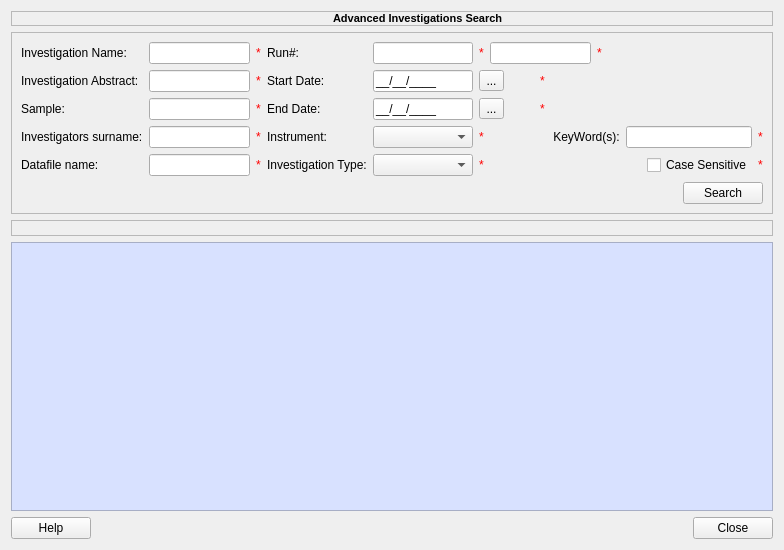
mantidproject/mantid, file Code/qtiplot/MantidQt/MantidWidgets/inc/ICatAdvancedSearch.ui: the form before one commit.
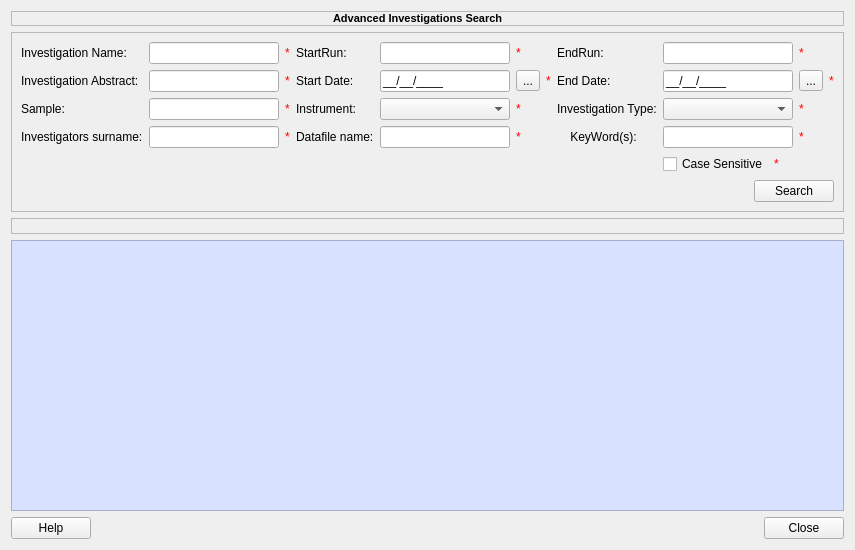
The form after the commit. Icons and pictures are not drawn.

Commit message: re #1699 - Some changes to ICat UI- list investigations types and list instruments now saves the data to a vector.Invalid session check is done for list investigation types and list instruments algorithms. Now if user starts Basic /advanced search even before login it pop up login dialog.

```diff
--- a/Code/qtiplot/MantidQt/MantidWidgets/inc/ICatAdvancedSearch.ui
+++ b/Code/qtiplot/MantidQt/MantidWidgets/inc/ICatAdvancedSearch.ui
@@ -5,14 +5,14 @@
    <rect>
     <x>0</x>
     <y>0</y>
-    <width>784</width>
+    <width>833</width>
     <height>550</height>
    </rect>
   </property>
   <property name="windowTitle" >
    <string>ICat Advanced Search</string>
   </property>
-  <layout class="QVBoxLayout" name="verticalLayout" >
+  <layout class="QVBoxLayout" name="verticalLayout_2" >
    <item>
     <widget class="QLabel" name="advsearchtitleLabel" >
      <property name="maximumSize" >
@@ -56,8 +56,8 @@
      <property name="frameShadow" >
       <enum>QFrame::Sunken</enum>
      </property>
-     <layout class="QGridLayout" name="gridLayout_2" >
-      <item row="0" column="0" >
+     <layout class="QVBoxLayout" name="verticalLayout" >
+      <item>
        <layout class="QGridLayout" name="gridLayout" >
         <item row="0" column="0" >
          <widget class="QLabel" name="invstNameLabel" >
@@ -67,7 +67,20 @@
          </widget>
         </item>
         <item row="0" column="1" >
-         <widget class="QLineEdit" name="InvestigationName" />
+         <widget class="QLineEdit" name="InvestigationName" >
+          <property name="sizePolicy" >
+           <sizepolicy vsizetype="Fixed" hsizetype="Expanding" >
+            <horstretch>0</horstretch>
+            <verstretch>0</verstretch>
+           </sizepolicy>
+          </property>
+          <property name="minimumSize" >
+           <size>
+            <width>130</width>
+            <height>0</height>
+           </size>
+          </property>
+         </widget>
         </item>
         <item row="0" column="2" >
          <widget class="QLabel" name="InvestigationName_2" >
@@ -82,12 +95,25 @@
         <item row="0" column="3" >
          <widget class="QLabel" name="runNumberLabel" >
           <property name="text" >
-           <string>Run#:</string>
+           <string>StartRun:</string>
           </property>
          </widget>
         </item>
         <item row="0" column="4" >
-         <widget class="QLineEdit" name="StartRun" />
+         <widget class="QLineEdit" name="StartRun" >
+          <property name="sizePolicy" >
+           <sizepolicy vsizetype="Fixed" hsizetype="Expanding" >
+            <horstretch>0</horstretch>
+            <verstretch>0</verstretch>
+           </sizepolicy>
+          </property>
+          <property name="minimumSize" >
+           <size>
+            <width>130</width>
+            <height>0</height>
+           </size>
+          </property>
+         </widget>
         </item>
         <item row="0" column="5" >
          <widget class="QLabel" name="StartRun_2" >
@@ -99,10 +125,30 @@
           </property>
          </widget>
         </item>
-        <item row="0" column="6" colspan="2" >
-         <widget class="QLineEdit" name="EndRun" />
+        <item row="0" column="7" >
+         <widget class="QLabel" name="label" >
+          <property name="text" >
+           <string>EndRun:</string>
+          </property>
+         </widget>
         </item>
-        <item row="0" column="8" colspan="3" >
+        <item row="0" column="8" colspan="2" >
+         <widget class="QLineEdit" name="EndRun" >
+          <property name="sizePolicy" >
+           <sizepolicy vsizetype="Fixed" hsizetype="Expanding" >
+            <horstretch>0</horstretch>
+            <verstretch>0</verstretch>
+           </sizepolicy>
+          </property>
+          <property name="minimumSize" >
+           <size>
+            <width>130</width>
+            <height>0</height>
+           </size>
+          </property>
+         </widget>
+        </item>
+        <item row="0" column="10" >
          <widget class="QLabel" name="EndRun_2" >
           <property name="styleSheet" >
            <string notr="true" >color: rgb(255, 0, 0);</string>
@@ -120,7 +166,20 @@
          </widget>
         </item>
         <item row="1" column="1" >
-         <widget class="QLineEdit" name="InvestigationAbstract" />
+         <widget class="QLineEdit" name="InvestigationAbstract" >
+          <property name="sizePolicy" >
+           <sizepolicy vsizetype="Fixed" hsizetype="Expanding" >
+            <horstretch>0</horstretch>
+            <verstretch>0</verstretch>
+           </sizepolicy>
+          </property>
+          <property name="minimumSize" >
+           <size>
+            <width>130</width>
+            <height>0</height>
+           </size>
+          </property>
+         </widget>
         </item>
         <item row="1" column="2" >
          <widget class="QLabel" name="InvestigationAbstract_2" >
@@ -141,6 +200,18 @@
         </item>
         <item row="1" column="4" >
          <widget class="QLineEdit" name="StartDate" >
+          <property name="sizePolicy" >
+           <sizepolicy vsizetype="Fixed" hsizetype="Expanding" >
+            <horstretch>0</horstretch>
+            <verstretch>0</verstretch>
+           </sizepolicy>
+          </property>
+          <property name="minimumSize" >
+           <size>
+            <width>130</width>
+            <height>0</height>
+           </size>
+          </property>
           <property name="toolTip" >
            <string>Date in DD/MM/YYY format</string>
           </property>
@@ -152,7 +223,7 @@
           </property>
          </widget>
         </item>
-        <item row="1" column="5" colspan="2" >
+        <item row="1" column="5" >
          <widget class="QToolButton" name="startdatetoolButton" >
           <property name="maximumSize" >
            <size>
@@ -165,7 +236,7 @@
           </property>
          </widget>
         </item>
-        <item row="1" column="7" >
+        <item row="1" column="6" >
          <widget class="QLabel" name="StartDate_2" >
           <property name="styleSheet" >
            <string notr="true" >color: rgb(255, 0, 0);</string>
@@ -175,6 +246,61 @@
           </property>
          </widget>
         </item>
+        <item row="1" column="7" >
+         <widget class="QLabel" name="enddateLabel" >
+          <property name="text" >
+           <string>End Date:</string>
+          </property>
+         </widget>
+        </item>
+        <item row="1" column="8" colspan="2" >
+         <widget class="QLineEdit" name="EndDate" >
+          <property name="sizePolicy" >
+           <sizepolicy vsizetype="Fixed" hsizetype="Expanding" >
+            <horstretch>0</horstretch>
+            <verstretch>0</verstretch>
+           </sizepolicy>
+          </property>
+          <property name="minimumSize" >
+           <size>
+            <width>130</width>
+            <height>0</height>
+           </size>
+          </property>
+          <property name="toolTip" >
+           <string>Date in DD/MM/YYY format</string>
+          </property>
+          <property name="inputMask" >
+           <string>99/99/9999;_</string>
+          </property>
+          <property name="text" >
+           <string>//</string>
+          </property>
+         </widget>
+        </item>
+        <item row="1" column="10" >
+         <widget class="QToolButton" name="enddatetoolButton" >
+          <property name="maximumSize" >
+           <size>
+            <width>25</width>
+            <height>16777215</height>
+           </size>
+          </property>
+          <property name="text" >
+           <string>...</string>
+          </property>
+         </widget>
+        </item>
+        <item row="1" column="11" >
+         <widget class="QLabel" name="EndDate_2" >
+          <property name="styleSheet" >
+           <string notr="true" >color: rgb(255, 0, 0);</string>
+          </property>
+          <property name="text" >
+           <string>*</string>
+          </property>
+         </widget>
+        </item>
         <item row="2" column="0" >
          <widget class="QLabel" name="sampleLabel" >
           <property name="text" >
@@ -183,7 +309,23 @@
          </widget>
         </item>
         <item row="2" column="1" >
-         <widget class="QLineEdit" name="SampleName" />
+         <widget class="QLineEdit" name="SampleName" >
+          <property name="sizePolicy" >
+           <sizepolicy vsizetype="Fixed" hsizetype="Expanding" >
+            <horstretch>0</horstretch>
+            <verstretch>0</verstretch>
+           </sizepolicy>
+          </property>
+          <property name="minimumSize" >
+           <size>
+            <width>130</width>
+            <height>0</height>
+           </size>
+          </property>
+          <property name="text" >
+           <string/>
+          </property>
+         </widget>
         </item>
         <item row="2" column="2" >
          <widget class="QLabel" name="SampleName_2" >
@@ -196,40 +338,72 @@
          </widget>
         </item>
         <item row="2" column="3" >
-         <widget class="QLabel" name="enddateLabel" >
+         <widget class="QLabel" name="instrumentLabel" >
           <property name="text" >
-           <string>End Date:</string>
+           <string>Instrument:</string>
           </property>
          </widget>
         </item>
         <item row="2" column="4" >
-         <widget class="QLineEdit" name="EndDate" >
+         <widget class="QComboBox" name="Instrument" >
+          <property name="sizePolicy" >
+           <sizepolicy vsizetype="Fixed" hsizetype="Expanding" >
+            <horstretch>0</horstretch>
+            <verstretch>0</verstretch>
+           </sizepolicy>
+          </property>
+          <property name="minimumSize" >
+           <size>
+            <width>130</width>
+            <height>0</height>
+           </size>
+          </property>
           <property name="toolTip" >
            <string>Date in DD/MM/YYY format</string>
           </property>
-          <property name="inputMask" >
-           <string>99/99/9999;_</string>
-          </property>
-          <property name="text" >
-           <string>//</string>
+          <property name="styleSheet" >
+           <string notr="true" >QComboBox#Instrument QListView{background-color: white;background-image: url(ICatComboBackground.png);background-attachment: scroll;}QComboBox#Instrument QListView QScrollBar:vertical{background-image: url(:/images/ICatComboVScrollbar.png); background-repeat: repeat-y; width: 17px; height:20px;} </string>
           </property>
          </widget>
         </item>
-        <item row="2" column="5" colspan="2" >
-         <widget class="QToolButton" name="enddatetoolButton" >
-          <property name="maximumSize" >
-           <size>
-            <width>25</width>
-            <height>16777215</height>
-           </size>
+        <item row="2" column="5" >
+         <widget class="QLabel" name="Instrument_2" >
+          <property name="styleSheet" >
+           <string notr="true" >color: rgb(255, 0, 0);</string>
           </property>
           <property name="text" >
-           <string>...</string>
+           <string>*</string>
           </property>
          </widget>
         </item>
         <item row="2" column="7" >
-         <widget class="QLabel" name="EndDate_2" >
+         <widget class="QLabel" name="invstTypeLabel" >
+          <property name="text" >
+           <string>Investigation Type:</string>
+          </property>
+         </widget>
+        </item>
+        <item row="2" column="8" colspan="2" >
+         <widget class="QComboBox" name="InvestigationType" >
+          <property name="sizePolicy" >
+           <sizepolicy vsizetype="Fixed" hsizetype="Expanding" >
+            <horstretch>0</horstretch>
+            <verstretch>0</verstretch>
+           </sizepolicy>
+          </property>
+          <property name="minimumSize" >
+           <size>
+            <width>130</width>
+            <height>0</height>
+           </size>
+          </property>
+          <property name="styleSheet" >
+           <string notr="true" >QComboBox#InvestigationType QListView{background-color: white;background-image: url(ICatComboBackground.png);background-attachment: scroll;}QComboBox#InvestigationType QListView QScrollBar:vertical{background-image: url(:/images/ICatComboVScrollbar.png); background-repeat: repeat-y; width: 17px; height:20px;} </string>
+          </property>
+         </widget>
+        </item>
+        <item row="2" column="10" >
+         <widget class="QLabel" name="InvestigationType_2" >
           <property name="styleSheet" >
            <string notr="true" >color: rgb(255, 0, 0);</string>
           </property>
@@ -246,7 +420,20 @@
          </widget>
         </item>
         <item row="3" column="1" >
-         <widget class="QLineEdit" name="InvestigatorSurName" />
+         <widget class="QLineEdit" name="InvestigatorSurName" >
+          <property name="sizePolicy" >
+           <sizepolicy vsizetype="Fixed" hsizetype="Expanding" >
+            <horstretch>0</horstretch>
+            <verstretch>0</verstretch>
+           </sizepolicy>
+          </property>
+          <property name="minimumSize" >
+           <size>
+            <width>130</width>
+            <height>0</height>
+           </size>
+          </property>
+         </widget>
         </item>
         <item row="3" column="2" >
          <widget class="QLabel" name="InvestigatorSurName_2" >
@@ -259,24 +446,30 @@
          </widget>
         </item>
         <item row="3" column="3" >
-         <widget class="QLabel" name="instrumentLabel" >
+         <widget class="QLabel" name="datafilenameLabel" >
           <property name="text" >
-           <string>Instrument:</string>
+           <string>Datafile name:</string>
           </property>
          </widget>
         </item>
         <item row="3" column="4" >
-         <widget class="QComboBox" name="Instrument" >
-          <property name="toolTip" >
-           <string>Instrument Box</string>
+         <widget class="QLineEdit" name="DataFileName" >
+          <property name="sizePolicy" >
+           <sizepolicy vsizetype="Fixed" hsizetype="Expanding" >
+            <horstretch>0</horstretch>
+            <verstretch>0</verstretch>
+           </sizepolicy>
           </property>
-          <property name="styleSheet" >
-           <string notr="true" >QComboBox#Instrument QListView{background-color: white;background-image: url(ICatComboBackground.png);background-attachment: scroll;}QComboBox#Instrument QListView QScrollBar:vertical{background-image: url(:/images/ICatComboVScrollbar.png); background-repeat: repeat-y; width: 17px; height:20px;} </string>
+          <property name="minimumSize" >
+           <size>
+            <width>130</width>
+            <height>0</height>
+           </size>
           </property>
          </widget>
         </item>
         <item row="3" column="5" >
-         <widget class="QLabel" name="Instrument_2" >
+         <widget class="QLabel" name="DataFileName_2" >
           <property name="styleSheet" >
            <string notr="true" >color: rgb(255, 0, 0);</string>
           </property>
@@ -285,17 +478,30 @@
           </property>
          </widget>
         </item>
-        <item row="3" column="7" colspan="2" >
+        <item row="3" column="7" >
          <widget class="QLabel" name="keywordsLabel" >
           <property name="text" >
            <string>    KeyWord(s):</string>
           </property>
          </widget>
         </item>
-        <item row="3" column="9" colspan="2" >
-         <widget class="QLineEdit" name="Keywords" />
+        <item row="3" column="8" colspan="2" >
+         <widget class="QLineEdit" name="Keywords" >
+          <property name="sizePolicy" >
+           <sizepolicy vsizetype="Fixed" hsizetype="Expanding" >
+            <horstretch>0</horstretch>
+            <verstretch>0</verstretch>
+           </sizepolicy>
+          </property>
+          <property name="minimumSize" >
+           <size>
+            <width>130</width>
+            <height>0</height>
+           </size>
+          </property>
+         </widget>
         </item>
-        <item row="3" column="11" >
+        <item row="3" column="10" >
          <widget class="QLabel" name="Keywords_2" >
           <property name="styleSheet" >
            <string notr="true" >color: rgb(255, 0, 0);</string>
@@ -305,71 +511,14 @@
           </property>
          </widget>
         </item>
-        <item row="4" column="0" >
-         <widget class="QLabel" name="datafilenameLabel" >
-          <property name="text" >
-           <string>Datafile name:</string>
-          </property>
-         </widget>
-        </item>
-        <item row="4" column="1" >
-         <widget class="QLineEdit" name="DataFileName" />
-        </item>
-        <item row="4" column="2" >
-         <widget class="QLabel" name="DataFileName_2" >
-          <property name="styleSheet" >
-           <string notr="true" >color: rgb(255, 0, 0);</string>
-          </property>
-          <property name="text" >
-           <string>*</string>
-          </property>
-         </widget>
-        </item>
-        <item row="4" column="3" >
-         <widget class="QLabel" name="invstTypeLabel" >
-          <property name="text" >
-           <string>Investigation Type:</string>
-          </property>
-         </widget>
-        </item>
-        <item row="4" column="4" >
-         <widget class="QComboBox" name="InvestigationType" >
-          <property name="styleSheet" >
-           <string notr="true" >QComboBox#InvestigationType QListView{background-color: white;background-image: url(ICatComboBackground.png);background-attachment: scroll;}QComboBox#InvestigationType QListView QScrollBar:vertical{background-image: url(:/images/ICatComboVScrollbar.png); background-repeat: repeat-y; width: 17px; height:20px;} </string>
-          </property>
-         </widget>
-        </item>
-        <item row="4" column="5" colspan="2" >
-         <widget class="QLabel" name="InvestigationType_2" >
-          <property name="styleSheet" >
-           <string notr="true" >color: rgb(255, 0, 0);</string>
-          </property>
-          <property name="text" >
-           <string>*</string>
-          </property>
-         </widget>
-        </item>
-        <item row="4" column="7" colspan="3" >
-         <spacer name="horizontalSpacer_3" >
-          <property name="orientation" >
-           <enum>Qt::Horizontal</enum>
-          </property>
-          <property name="sizeHint" stdset="0" >
-           <size>
-            <width>108</width>
-            <height>17</height>
-           </size>
-          </property>
-         </spacer>
-        </item>
-        <item row="4" column="10" >
+        <item row="4" column="8" >
          <widget class="QCheckBox" name="casesensitiveBox" >
           <property name="text" >
            <string>Case Sensitive</string>
           </property>
          </widget>
         </item>
-        <item row="4" column="11" >
+        <item row="4" column="9" >
          <widget class="QLabel" name="CaseSensitive_2" >
           <property name="styleSheet" >
            <string notr="true" >color: rgb(255, 0, 0);</string>
@@ -381,7 +530,7 @@
         </item>
        </layout>
       </item>
-      <item row="1" column="0" >
+      <item>
        <layout class="QHBoxLayout" name="horizontalLayout_2" >
         <item>
          <spacer name="horizontalSpacer_4" >
@@ -390,7 +539,7 @@
           </property>
           <property name="sizeHint" stdset="0" >
            <size>
-            <width>587</width>
+            <width>738</width>
             <height>20</height>
            </size>
           </property>
@@ -456,8 +605,8 @@
        </property>
        <property name="sizeHint" stdset="0" >
         <size>
-         <width>568</width>
-         <height>20</height>
+         <width>548</width>
+         <height>17</height>
         </size>
        </property>
       </spacer>
```
Left out of the diff: 6 changed lines with no effect on the pictures. The commit also changes 15 other files.
